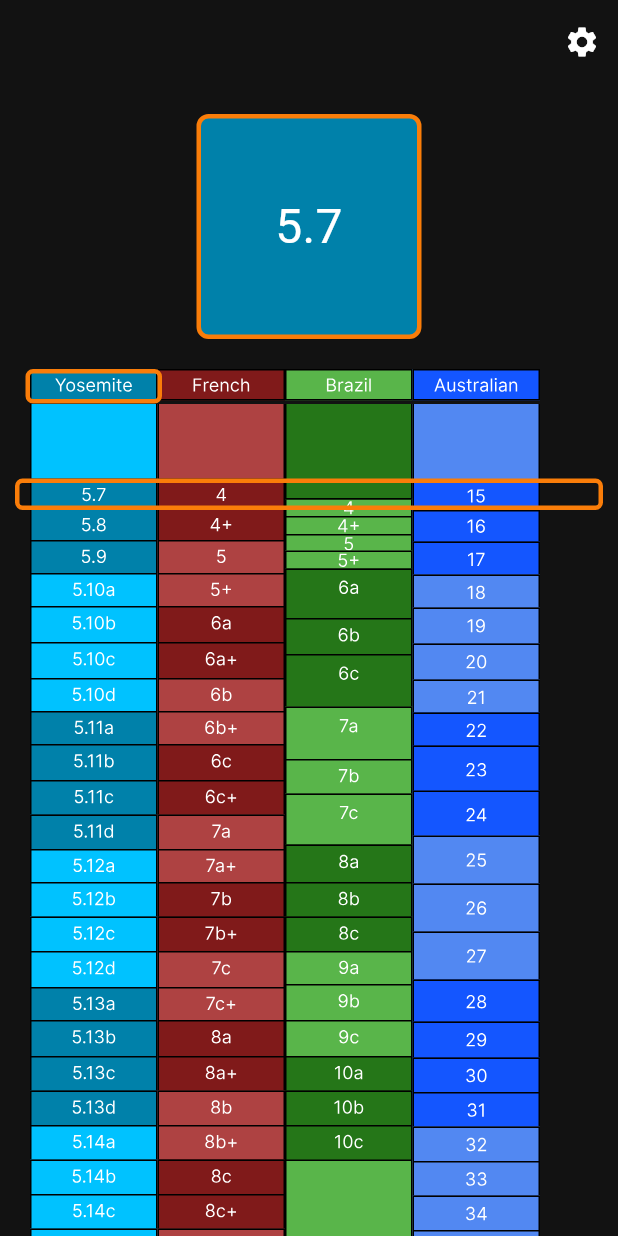
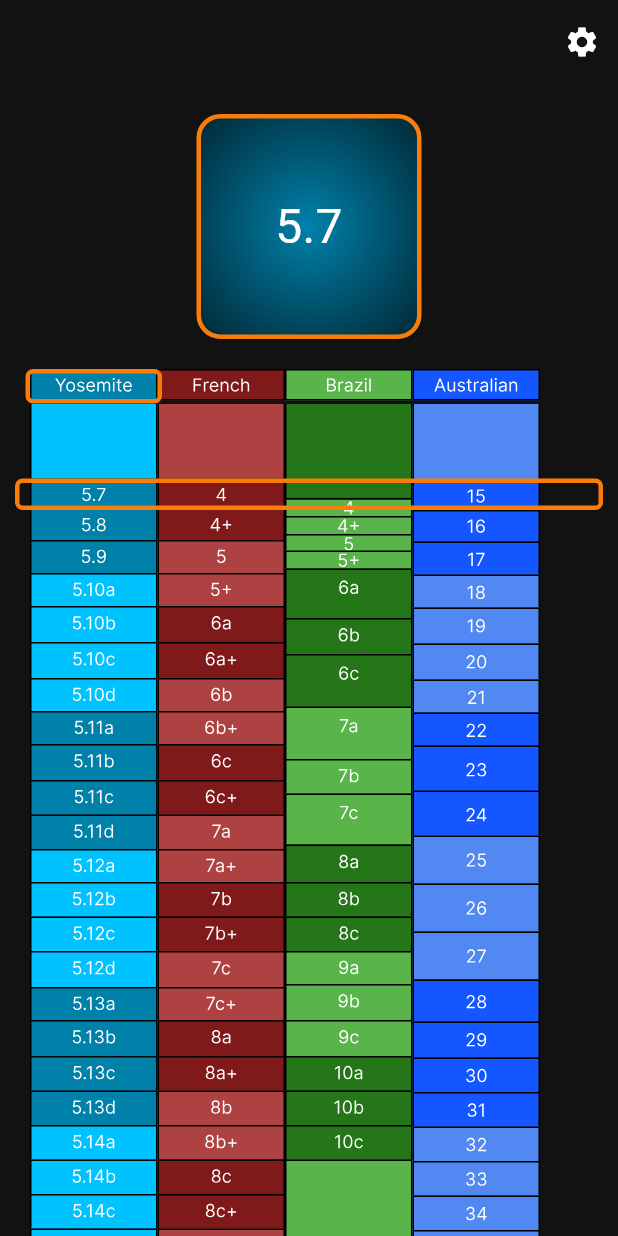
Before and after one commit to ivesklein/deGrades, a Flutter app: the screen it shows after launch, on a phone screen of 412 x 824 dp. Run offline on Flutter 3.47's test engine with Material 3 defaults, Android fonts, the phone set to English and light mode, and no system bars; our stand-ins replace flutter_svg, shared_preferences; missing offline and left inert: dart:ffi.

Commit message:
save selected grades

```diff
--- a/lib/home.dart
+++ b/lib/home.dart
@@ -1,3 +1,5 @@
+
+import 'dart:ffi';
 
 import 'package:degrades/grades/australian.dart';
 import 'package:degrades/grades/brazil.dart';
@@ -7,7 +9,7 @@ import 'package:degrades/grades/norway.dart';
 import 'package:degrades/grades/southafrica.dart';
 import 'package:degrades/grades/yosemite.dart';
 import 'package:flutter/material.dart';
-import 'package:flutter_svg/flutter_svg.dart';
+import 'package:shared_preferences/shared_preferences.dart';
 
 class Home extends StatefulWidget {
   const Home({super.key});
@@ -45,6 +47,8 @@ class _HomeState extends State<Home> {
 
   int selectedScale = 0;
 
+  late SharedPreferences prefs;
+
   @override
   void initState() {
 
@@ -58,8 +62,26 @@ class _HomeState extends State<Home> {
     scalon = grades[selectedScale].scalons.first;
     super.initState();
 
-    Future.delayed(Durations.short1, () {
-      centerScroll();
+    Future.delayed(Duration.zero, () async {
+      prefs = await SharedPreferences.getInstance();
+      print(prefs.getStringList('grades'));
+      final List<int> items = (prefs.getStringList('grades')??[]).map((e) => int.parse(e)).toList();
+
+      if(items.isEmpty){
+        List<String> saveItems = ["0","1","2","3"];
+        await prefs.setStringList('grades', saveItems);
+      }else{
+        List<Grade> prelist = items.map((e) => allGrades[e]).toList();
+        grades = prelist;
+        scalon = grades[selectedScale].scalons.first;
+      }
+
+      scalon = grades[selectedScale].scalons.first;
+
+      Future.delayed(Durations.short1, () {
+        centerScroll();
+      },);
+
     },);
 
     _controller.addListener(() {
@@ -99,7 +121,7 @@ class _HomeState extends State<Home> {
     centerScroll();
   }
 
-  void toggleGrade(bool show, Grade grade){
+  void toggleGrade(bool show, Grade grade) async{
     if(show){
       if(grades.length<4){
         grades.add(grade);
@@ -107,8 +129,25 @@ class _HomeState extends State<Home> {
     }else{
       if(grades.length>1){
         grades.removeWhere((e) => e==grade);
+        if(grades.length<=selectedScale){
+          selectedScale--;
+        }
+
+        scalon = grades[selectedScale].getScalonAtY(_controller.offset.floor()+offsetFirst);
+        centerScroll();
+
       }
     }
+
+    List<String> saveItems = [];
+    //check all list and save index
+    allGrades.forEach((element) {
+      if(grades.contains(element)){
+        saveItems.add(allGrades.indexOf(element).toString());
+      }
+    });
+    await prefs.setStringList('grades', saveItems);
+
     setState(() {});
 
   }
@@ -167,8 +206,15 @@ class _HomeState extends State<Home> {
                     color: Theme.of(context).colorScheme.primary,
                     width: 3
                   ),
-                  borderRadius: BorderRadius.all(Radius.circular(8)),
-
+                  borderRadius: BorderRadius.all(Radius.circular(16)),
+                  gradient: RadialGradient(
+                    colors: [
+                      grades[selectedScale].color,
+                      Colors.black,
+                    ],
+                    focalRadius: 50,
+                    radius: 1
+                  )
                 ),
               ),
             ),
--- a/pubspec.yaml
+++ b/pubspec.yaml
@@ -36,6 +36,7 @@ dependencies:
   # Use with the CupertinoIcons class for iOS style icons.
   cupertino_icons: ^1.0.2
   flutter_svg: ^2.0.9
+  shared_preferences: ^2.2.2
 
 dev_dependencies:
   flutter_test:
```
Also changed, not shown: pubspec.lock.
